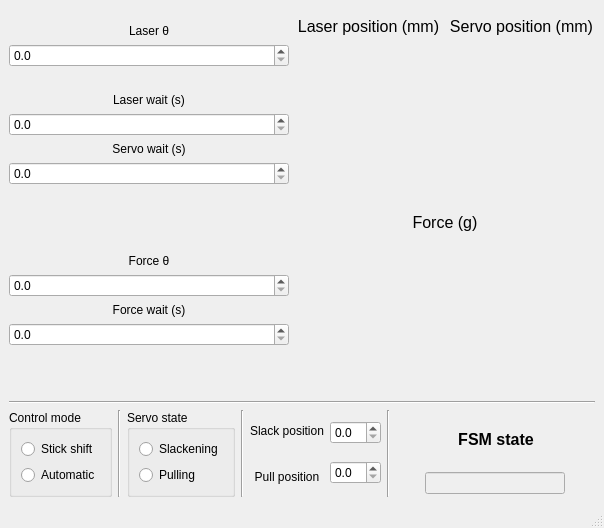
Above: VBAcmd.ui from goatsofnaxos/VBAcmd before the change. Below: the same form after it.
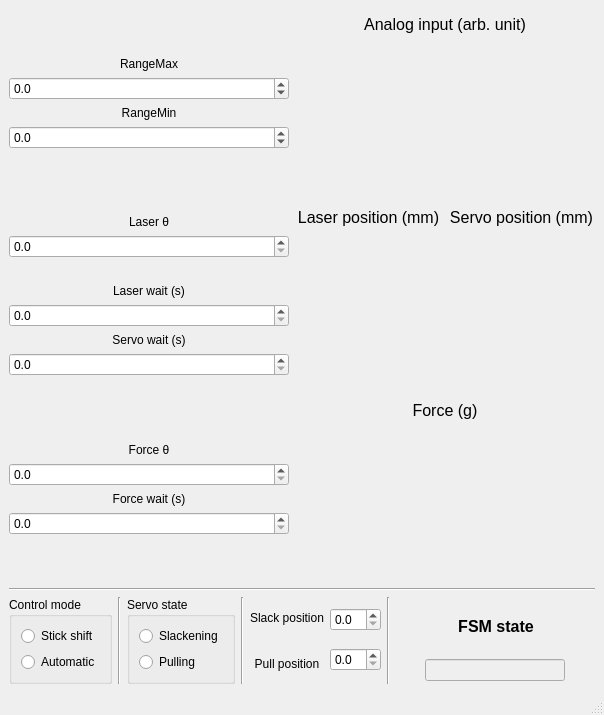
That is the form after the change. Custom widgets are drawn as their Qt base class.

```diff
--- a/VBAcmd.ui
+++ b/VBAcmd.ui
@@ -7,7 +7,7 @@
     <x>0</x>
     <y>0</y>
     <width>604</width>
-    <height>528</height>
+    <height>715</height>
    </rect>
   </property>
   <property name="sizePolicy">
@@ -23,7 +23,134 @@
    <bool>false</bool>
   </property>
   <widget class="QWidget" name="centralwidget">
-   <layout class="QVBoxLayout" name="verticalLayout_11">
+   <layout class="QVBoxLayout" name="verticalLayout_13">
+    <item>
+     <layout class="QHBoxLayout" name="horizontalLayout_8">
+      <item>
+       <layout class="QVBoxLayout" name="verticalLayout_11">
+        <item>
+         <spacer name="verticalSpacer_8">
+          <property name="orientation">
+           <enum>Qt::Vertical</enum>
+          </property>
+          <property name="sizeHint" stdset="0">
+           <size>
+            <width>20</width>
+            <height>10</height>
+           </size>
+          </property>
+         </spacer>
+        </item>
+        <item>
+         <widget class="QLabel" name="label_8">
+          <property name="text">
+           <string>RangeMax</string>
+          </property>
+          <property name="alignment">
+           <set>Qt::AlignCenter</set>
+          </property>
+         </widget>
+        </item>
+        <item>
+         <widget class="QDoubleSpinBox" name="aiRangeMaxSpinBox">
+          <property name="decimals">
+           <number>1</number>
+          </property>
+          <property name="minimum">
+           <double>-20.000000000000000</double>
+          </property>
+          <property name="maximum">
+           <double>20.000000000000000</double>
+          </property>
+          <property name="singleStep">
+           <double>1.000000000000000</double>
+          </property>
+         </widget>
+        </item>
+        <item>
+         <widget class="QLabel" name="label_9">
+          <property name="text">
+           <string>RangeMin</string>
+          </property>
+          <property name="alignment">
+           <set>Qt::AlignCenter</set>
+          </property>
+         </widget>
+        </item>
+        <item>
+         <widget class="QDoubleSpinBox" name="aiRangeMinSpinBox">
+          <property name="decimals">
+           <number>1</number>
+          </property>
+          <property name="minimum">
+           <double>-20.000000000000000</double>
+          </property>
+          <property name="maximum">
+           <double>20.000000000000000</double>
+          </property>
+          <property name="singleStep">
+           <double>1.000000000000000</double>
+          </property>
+         </widget>
+        </item>
+        <item>
+         <spacer name="verticalSpacer_10">
+          <property name="orientation">
+           <enum>Qt::Vertical</enum>
+          </property>
+          <property name="sizeHint" stdset="0">
+           <size>
+            <width>20</width>
+            <height>10</height>
+           </size>
+          </property>
+         </spacer>
+        </item>
+       </layout>
+      </item>
+      <item>
+       <layout class="QVBoxLayout" name="verticalLayout_12">
+        <item>
+         <layout class="QHBoxLayout" name="horizontalLayout_9">
+          <item>
+           <widget class="QLabel" name="chartTitle_laserPosition_2">
+            <property name="font">
+             <font>
+              <pointsize>12</pointsize>
+              <weight>50</weight>
+              <bold>false</bold>
+             </font>
+            </property>
+            <property name="text">
+             <string>Analog input (arb. unit)</string>
+            </property>
+            <property name="alignment">
+             <set>Qt::AlignCenter</set>
+            </property>
+           </widget>
+          </item>
+         </layout>
+        </item>
+        <item>
+         <widget class="QwtPlot" name="analogInPlot">
+          <property name="minimumSize">
+           <size>
+            <width>300</width>
+            <height>150</height>
+           </size>
+          </property>
+          <property name="maximumSize">
+           <size>
+            <width>16777215</width>
+            <height>200</height>
+           </size>
+          </property>
+         </widget>
+        </item>
+       </layout>
+      </item>
+     </layout>
+    </item>
     <item>
      <layout class="QHBoxLayout" name="horizontalLayout_4">
       <item>
```
Left out of the diff: 1 changed line with no effect on the pictures.
